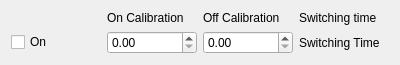
Before: the Qt Designer form gui/switcher/ui_switch_widget.ui in Ulm-IQO/qudi, drawn with Qt 5.
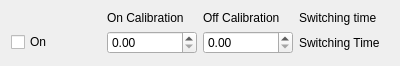
After: the same form once the commit is applied.

```diff
--- a/gui/switcher/ui_switch_widget.ui
+++ b/gui/switcher/ui_switch_widget.ui
@@ -7,7 +7,7 @@
     <x>0</x>
     <y>0</y>
     <width>400</width>
-    <height>61</height>
+    <height>66</height>
    </rect>
   </property>
   <property name="sizePolicy">
```
Left out of the diff: 12 changed lines with no effect on the pictures.
